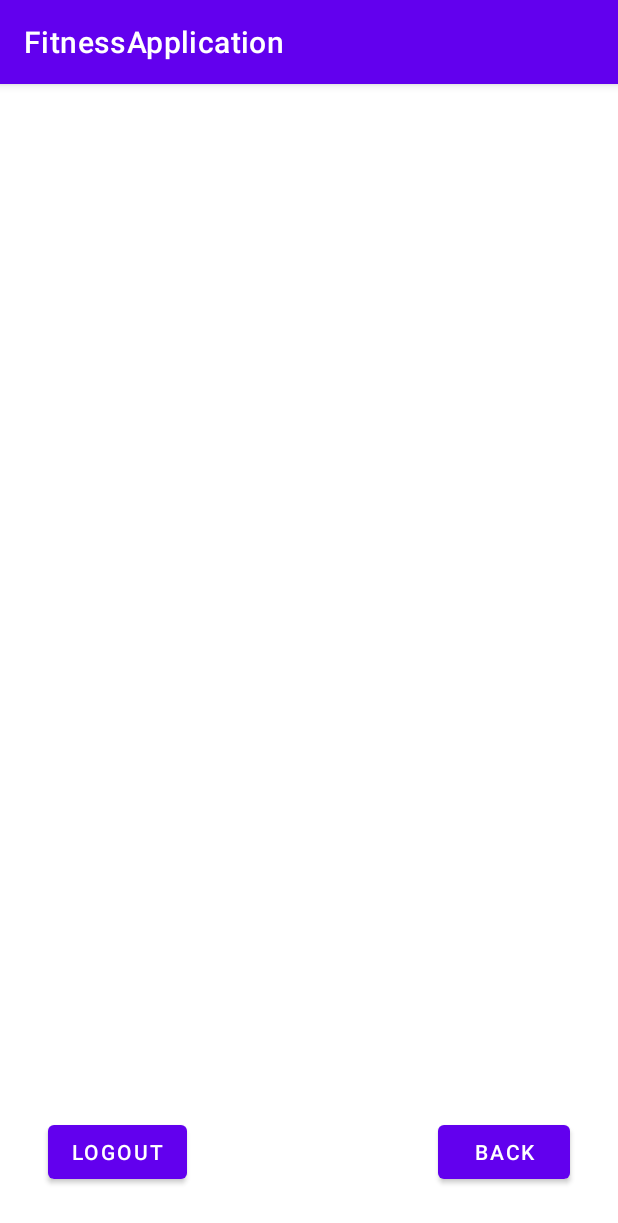
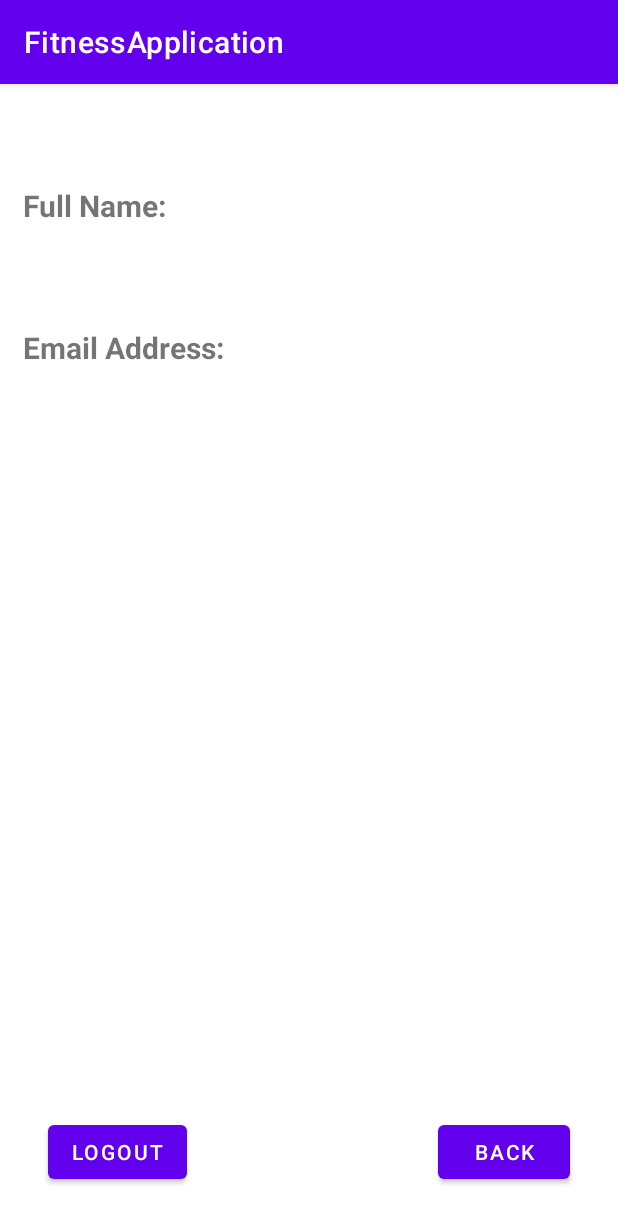
Before and after one commit to razaali01/FitnessApplication, an Android app: the ProfilePage screen opened directly, with no data from a screen before it, on a phone screen of 412 x 824 dp. Shown: the top 1223 px of the screen. Run offline under Robolectric (Android 15) with nearby library versions, the phone set to English and light mode, and no system bars; our stand-ins replace Firebase (no records; nobody signed in at launch, a user with empty details on screens opened directly).

Commit message:
Full name and email address added

```diff
--- a/app/src/main/res/layout/activity_profile_page.xml
+++ b/app/src/main/res/layout/activity_profile_page.xml
@@ -5,6 +5,57 @@
     android:layout_width="match_parent"
     android:layout_height="match_parent"
     tools:context=".ProfilePage">
+
+    <TextView
+        android:id="@+id/greeting"
+        android:layout_width="wrap_content"
+        android:layout_height="wrap_content"
+        android:textSize="20sp"
+        app:layout_constraintTop_toTopOf="parent"
+        app:layout_constraintLeft_toLeftOf="parent"
+        android:layout_marginTop="20dp"
+        android:layout_marginLeft="15dp" />
+
+    <TextView
+        android:id="@+id/fullNameTitle"
+        android:layout_width="wrap_content"
+        android:layout_height="wrap_content"
+        android:text="Full Name:"
+        android:textStyle="bold"
+        app:layout_constraintTop_toBottomOf="@+id/greeting"
+        app:layout_constraintLeft_toLeftOf="@+id/greeting"
+        android:layout_marginTop="20dp"
+        android:textSize="20sp" />
+
+    <TextView
+        android:id="@+id/fullName"
+        android:layout_width="wrap_content"
+        android:layout_height="wrap_content"
+        app:layout_constraintTop_toBottomOf="@+id/fullNameTitle"
+        app:layout_constraintLeft_toLeftOf="@+id/emailAddressTitle"
+        android:layout_marginTop="20dp"
+        android:textSize="20sp" />
+
+    <TextView
+        android:id="@+id/emailAddressTitle"
+        android:layout_width="wrap_content"
+        android:layout_height="wrap_content"
+        android:text="Email Address:"
+        android:textSize="20sp"
+        android:textStyle="bold"
+        app:layout_constraintLeft_toLeftOf="@+id/greeting"
+        app:layout_constraintTop_toBottomOf="@+id/fullName"
+        android:layout_marginTop="20dp" />
+
+    <TextView
+        android:id="@+id/emailAddress"
+        android:layout_width="wrap_content"
+        android:layout_height="wrap_content"
+        app:layout_constraintTop_toBottomOf="@+id/emailAddressTitle"
+        app:layout_constraintLeft_toLeftOf="@+id/emailAddressTitle"
+        android:layout_marginTop="20dp"
+        android:textSize="20sp" />
+
 
     <Button
         android:id="@+id/BackProfile"
```
